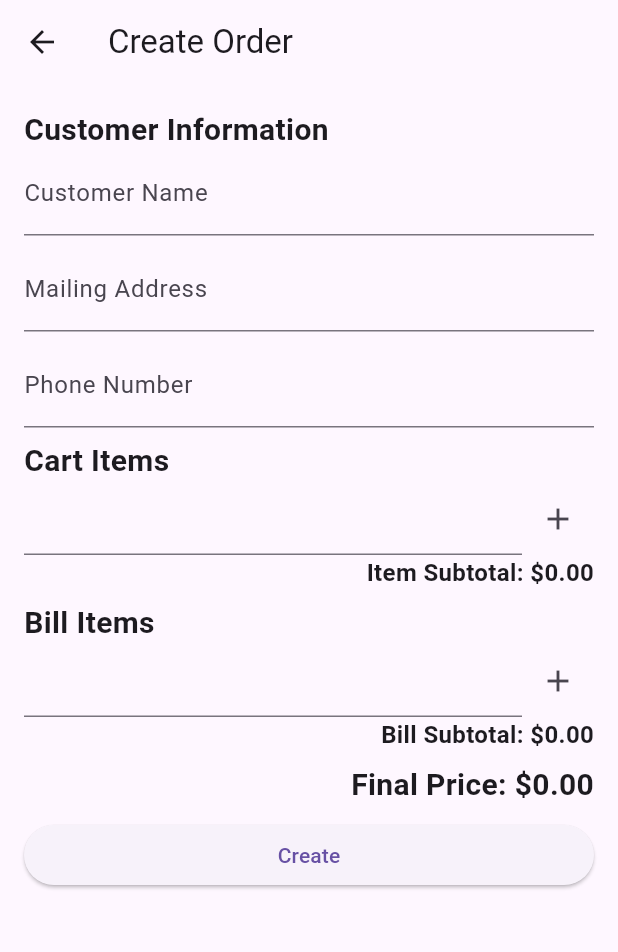
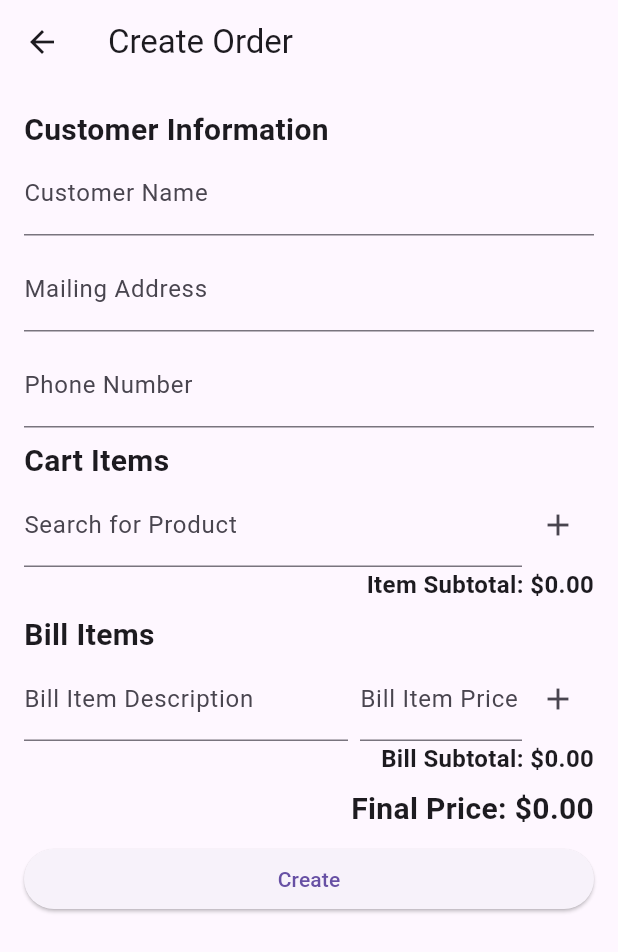
Before and after one commit to TzuHsuanLin-127322/Comp5450Challenge1, a Flutter app: the OrderDetailPage screen opened directly, on a phone screen of 412 x 824 dp. Shown: the top 952 px of the screen. Run offline on Flutter 3.47's test engine with Material 3 defaults, Android fonts, the phone set to English and light mode, and no system bars; our stand-ins replace fl_chart, image_picker.

Commit message:
added description for adding order

```diff
--- a/lib/ui/orders/orderDetail/order_detail_page.dart
+++ b/lib/ui/orders/orderDetail/order_detail_page.dart
@@ -126,7 +126,10 @@ class _OrderDetailPageState extends State<OrderDetailPage> {
       ...(widget.order?.cart.productList.map((product) => Text('Product')).toList() ?? []),
       if (!isReadOnly)
         Row(children: [
-          Expanded(child: TextFormField(controller: _cartProductController)),
+          Expanded(child: TextFormField(
+            controller: _cartProductController,
+            decoration: InputDecoration(labelText: 'Search for Product')
+          )),
           IconButton(onPressed: _addCartItem, icon: Icon(Icons.add)),
         ],),
       Row(
@@ -144,13 +147,24 @@ class _OrderDetailPageState extends State<OrderDetailPage> {
     return [
       Text('Bill Items', style: TextStyle(fontSize: 20, fontWeight: FontWeight.bold),),
       ...(widget.order?.billItemList.map((billItem) => Text('Bill Item')).toList() ?? []),
-      Row(children: [
+      if (!isReadOnly)
+        Row(children: [
+          Expanded(
+            flex: 2,
+            child: TextFormField(
+            controller: _billingDescriptionController,
+            decoration: InputDecoration(labelText: 'Bill Item Description')
+          )
+        ),
+        SizedBox(width: 8,),
         Expanded(
-          flex: 2, child: TextFormField(controller: _billingDescriptionController)
+          flex: 1,
+          child: TextFormField(
+            controller: _billingPriceController,
+            decoration: InputDecoration(labelText: 'Bill Item Price'),
+            keyboardType: TextInputType.numberWithOptions(signed: true, decimal: true),
+          )
         ),
-        Expanded(
-          flex: 1, child: TextFormField(controller: _billingPriceController)
-          ),
         IconButton(onPressed: _addBillItem, icon: Icon(Icons.add)),
       ],),
       Row(
```
